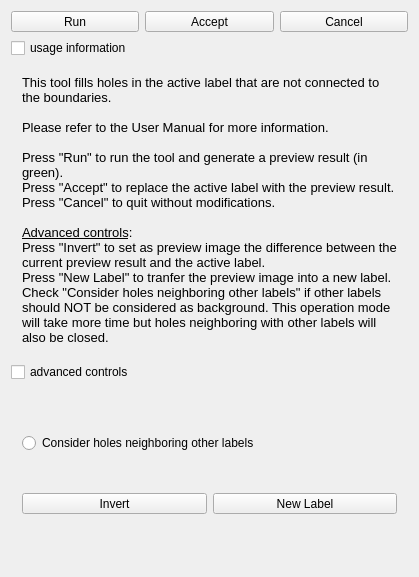
Above: Modules/SegmentationUI/Qmitk/QmitkFillHolesTool3DGUIControls.ui from MITK/MITK before the change. Below: the same form after it.
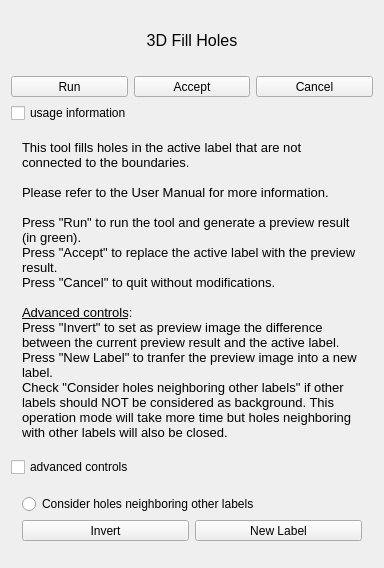
That is the form after the change. Icons and pictures are not drawn.

```diff
--- a/Modules/SegmentationUI/Qmitk/QmitkFillHolesTool3DGUIControls.ui
+++ b/Modules/SegmentationUI/Qmitk/QmitkFillHolesTool3DGUIControls.ui
@@ -6,8 +6,8 @@
    <rect>
     <x>0</x>
     <y>0</y>
-    <width>419</width>
-    <height>577</height>
+    <width>384</width>
+    <height>568</height>
    </rect>
   </property>
   <property name="sizePolicy">
@@ -29,6 +29,21 @@
    <string/>
   </property>
   <layout class="QVBoxLayout" name="verticalLayout_2">
+   <item>
+    <widget class="QLabel" name="label">
+     <property name="font">
+      <font>
+       <pointsize>12</pointsize>
+      </font>
+     </property>
+     <property name="text">
+      <string>3D Fill Holes</string>
+     </property>
+     <property name="alignment">
+      <set>Qt::AlignCenter</set>
+     </property>
+    </widget>
+   </item>
    <item>
     <layout class="QHBoxLayout" name="horizontalLayout_2">
      <item>
```
